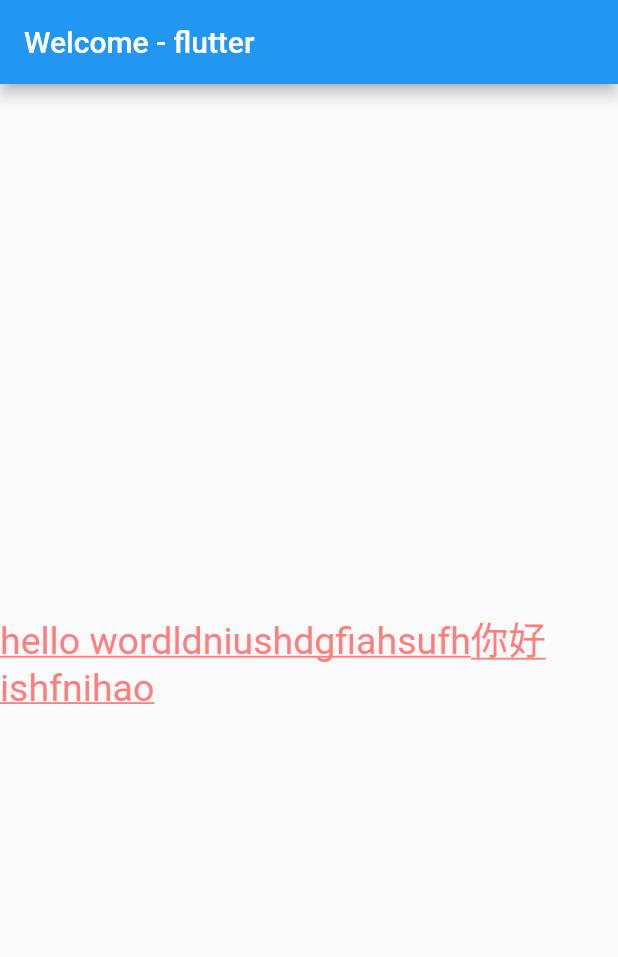
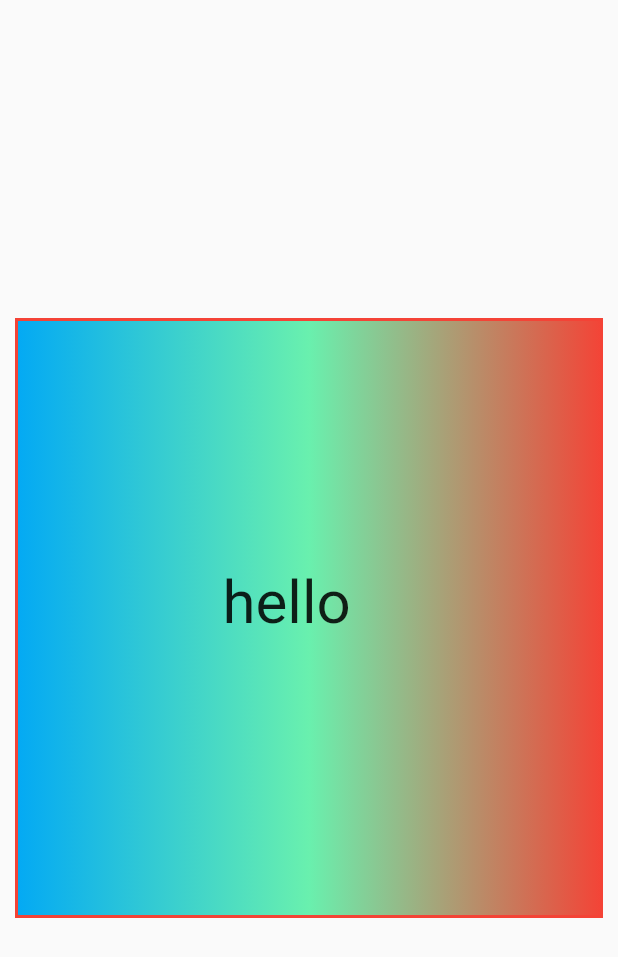
Before and after one commit to whylisa/flutter, a Flutter app: the screen it shows after launch, on a phone screen of 412 x 824 dp. Shown: the top 957 px of the screen. Run offline on Flutter 3.47's test engine with Material 2 defaults, Android fonts, the phone set to English and light mode, and no system bars.

Commit message:
container

```diff
--- a/lib/main.dart
+++ b/lib/main.dart
@@ -8,20 +8,28 @@ class MyApp extends StatelessWidget {
     return MaterialApp(
       title: 'whle',
       home: Scaffold(
-        appBar: AppBar(
-          title: Text('Welcome - flutter')
-        ),
+        // appBar: AppBar(
+        //   title: Text('Welcome - flutter')
+        // ),
         body: Center(
-          child: Text(
-            'hello wordldniushdgfiahsufh你好ishfnihao',
-            textAlign: TextAlign.start,
-            // maxLines: 1,
-            style: TextStyle(
-              fontSize: 25.0,
-              color: Color.fromARGB(255,255,125,125),
-              decoration: TextDecoration.underline,
+          child: Container(
+            child: new Text('hello ', style: TextStyle(fontSize: 40.0)),
+            alignment: Alignment.center,
+            width: 500.0,
+            height: 400.0,
+            // padding:
+            // color: Colors.lightBlue,
+            padding: const EdgeInsets.fromLTRB(10.0,20.0,30.0,40.0),
+            margin: const EdgeInsets.all(10.0),
+            decoration: new BoxDecoration(
+              gradient: const LinearGradient(
+                colors: [Colors.lightBlue, Colors.greenAccent, Colors.red]
+              ),
+              border: Border.all(width: 2.0, color: Colors.red)
             )
-            )
+
+
+          )
         ),
 
       ),
```
Also changed, not shown: 1 other file.
